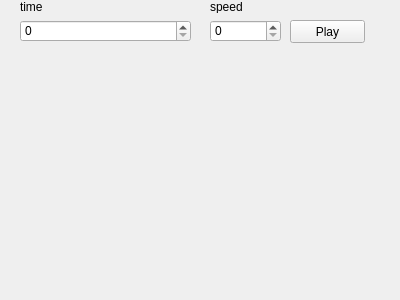
Above: src/controlwidget.ui from Bramas/manet-viz before the change. Below: the same form after it.
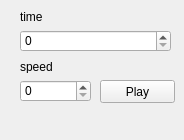
That is the form after the change.

What changed in the file:
```diff
--- a/src/controlwidget.ui
+++ b/src/controlwidget.ui
@@ -6,10 +6,16 @@
    <rect>
     <x>0</x>
     <y>0</y>
-    <width>400</width>
-    <height>300</height>
+    <width>184</width>
+    <height>140</height>
    </rect>
   </property>
+  <property name="minimumSize">
+   <size>
+    <width>184</width>
+    <height>140</height>
+   </size>
+  </property>
   <property name="windowTitle">
    <string>DockWidget</string>
   </property>
@@ -18,8 +24,8 @@
     <property name="geometry">
      <rect>
       <x>20</x>
-      <y>20</y>
-      <width>171</width>
+      <y>30</y>
+      <width>151</width>
       <height>22</height>
      </rect>
     </property>
@@ -28,7 +34,7 @@
     <property name="geometry">
      <rect>
       <x>20</x>
-      <y>0</y>
+      <y>10</y>
       <width>47</width>
       <height>13</height>
      </rect>
@@ -40,8 +46,8 @@
    <widget class="QLabel" name="label_2">
     <property name="geometry">
      <rect>
-      <x>210</x>
-      <y>0</y>
+      <x>20</x>
+      <y>60</y>
       <width>47</width>
       <height>13</height>
      </rect>
@@ -53,8 +59,8 @@
    <widget class="QSpinBox" name="spinBoxSpeed">
     <property name="geometry">
      <rect>
-      <x>210</x>
-      <y>20</y>
+      <x>20</x>
+      <y>80</y>
       <width>71</width>
       <height>22</height>
      </rect>
@@ -63,8 +69,8 @@
    <widget class="QPushButton" name="pushButtonPlay">
     <property name="geometry">
      <rect>
-      <x>290</x>
-      <y>20</y>
+      <x>100</x>
+      <y>80</y>
       <width>75</width>
       <height>23</height>
      </rect>
```
